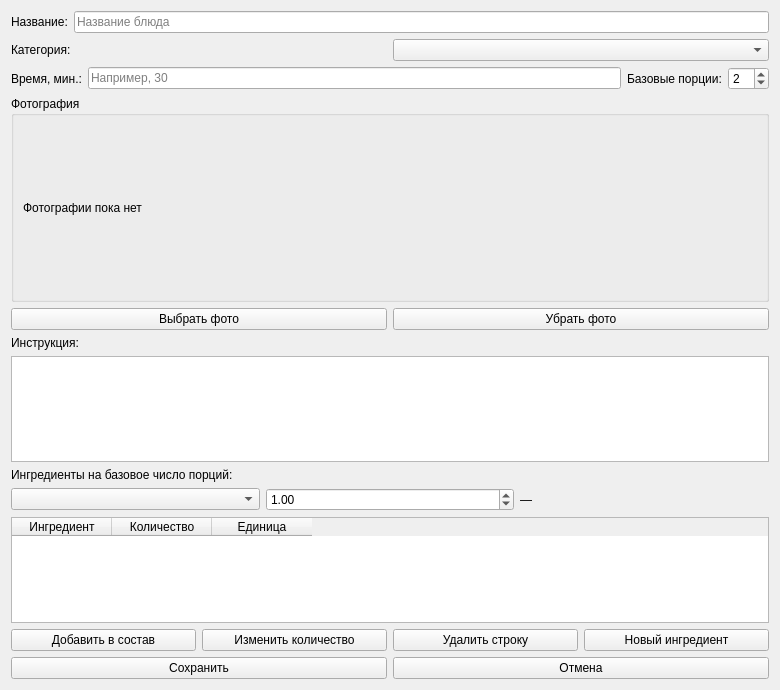
chaykalla2026-lang/what_to_cook_Project, file ui/recipe_editor.ui: the form before one commit.
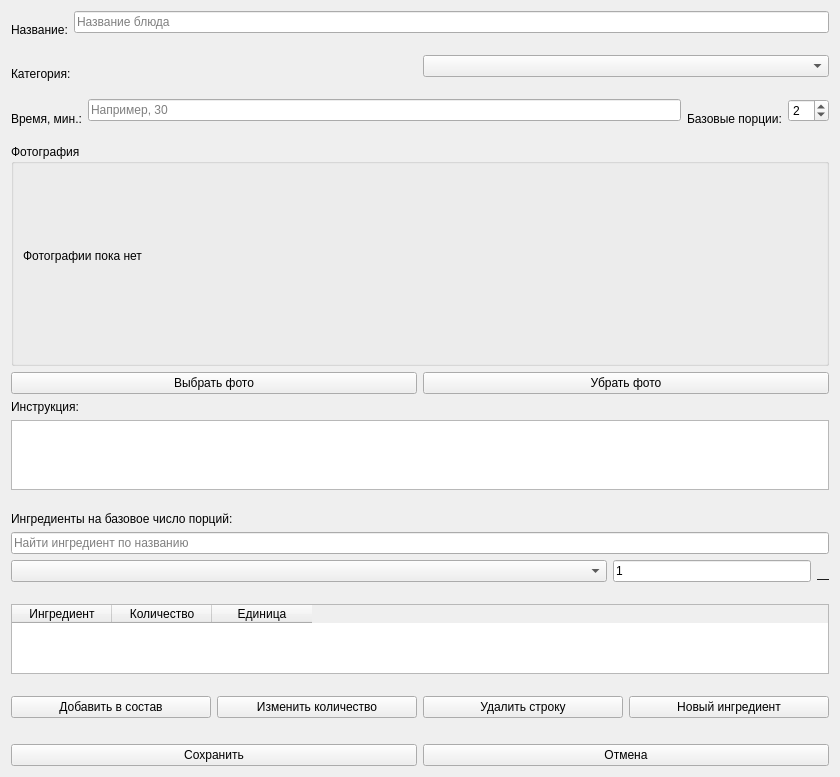
The form after the commit.

```diff
--- a/ui/recipe_editor.ui
+++ b/ui/recipe_editor.ui
@@ -6,8 +6,8 @@
    <rect>
     <x>0</x>
     <y>0</y>
-    <width>780</width>
-    <height>690</height>
+    <width>840</width>
+    <height>760</height>
    </rect>
   </property>
   <property name="windowTitle">
@@ -27,12 +27,29 @@
       </widget>
      </item>
      <item>
+      <layout class="QVBoxLayout" name="nameEditFieldLayout">
+       <property name="spacing">
+        <number>2</number>
+       </property>
+       <item>
       <widget class="QLineEdit" name="nameEdit">
        <property name="placeholderText">
         <string>Название блюда</string>
        </property>
       </widget>
      </item>
+       <item>
+        <widget class="QLabel" name="nameError">
+         <property name="text">
+          <string />
+         </property>
+         <property name="wordWrap">
+          <bool>true</bool>
+         </property>
+        </widget>
+       </item>
+      </layout>
+     </item>
     </layout>
    </item>
    <item>
@@ -48,8 +65,25 @@
       </widget>
      </item>
      <item>
+      <layout class="QVBoxLayout" name="categoryComboFieldLayout">
+       <property name="spacing">
+        <number>2</number>
+       </property>
+       <item>
       <widget class="QComboBox" name="categoryCombo" />
      </item>
+       <item>
+        <widget class="QLabel" name="categoryError">
+         <property name="text">
+          <string />
+         </property>
+         <property name="wordWrap">
+          <bool>true</bool>
+         </property>
+        </widget>
+       </item>
+      </layout>
+     </item>
     </layout>
    </item>
    <item>
@@ -65,6 +99,11 @@
       </widget>
      </item>
      <item>
+      <layout class="QVBoxLayout" name="minutesEditFieldLayout">
+       <property name="spacing">
+        <number>2</number>
+       </property>
+       <item>
       <widget class="QLineEdit" name="minutesEdit">
        <property name="placeholderText">
         <string>Например, 30</string>
@@ -72,6 +111,18 @@
       </widget>
      </item>
      <item>
+        <widget class="QLabel" name="minutesError">
+         <property name="text">
+          <string />
+         </property>
+         <property name="wordWrap">
+          <bool>true</bool>
+         </property>
+        </widget>
+       </item>
+      </layout>
+     </item>
+     <item>
       <widget class="QLabel" name="portionsCaption">
        <property name="text">
         <string>Базовые порции:</string>
@@ -82,6 +133,11 @@
       </widget>
      </item>
      <item>
+      <layout class="QVBoxLayout" name="portionsSpinFieldLayout">
+       <property name="spacing">
+        <number>2</number>
+       </property>
+       <item>
       <widget class="QSpinBox" name="portionsSpin">
        <property name="minimum">
         <number>1</number>
@@ -94,6 +150,18 @@
        </property>
       </widget>
      </item>
+       <item>
+        <widget class="QLabel" name="portionsError">
+         <property name="text">
+          <string />
+         </property>
+         <property name="wordWrap">
+          <bool>true</bool>
+         </property>
+        </widget>
+       </item>
+      </layout>
+     </item>
     </layout>
    </item>
    <item>
@@ -103,6 +171,11 @@
      </property>
      <layout class="QVBoxLayout" name="layout25">
       <item>
+       <layout class="QVBoxLayout" name="editorPhotoGroupLabelFieldLayout">
+        <property name="spacing">
+         <number>2</number>
+        </property>
+        <item>
        <widget class="QLabel" name="editorPhotoGroupLabel">
         <property name="text">
          <string>Фотографии пока нет</string>
@@ -110,7 +183,25 @@
         <property name="wordWrap">
          <bool>true</bool>
         </property>
-       <property name="minimumSize"><size><width>0</width><height>165</height></size></property></widget>
+          <property name="minimumSize">
+           <size>
+            <width>0</width>
+            <height>165</height>
+           </size>
+          </property>
+         </widget>
+        </item>
+        <item>
+         <widget class="QLabel" name="photoError">
+          <property name="text">
+           <string />
+          </property>
+          <property name="wordWrap">
+           <bool>true</bool>
+          </property>
+         </widget>
+        </item>
+       </layout>
       </item>
      </layout>
     </widget>
@@ -150,9 +241,26 @@
     </widget>
    </item>
    <item>
+    <layout class="QVBoxLayout" name="instructionsEditFieldLayout">
+     <property name="spacing">
+      <number>2</number>
+     </property>
+     <item>
     <widget class="QTextEdit" name="instructionsEdit" />
    </item>
    <item>
+      <widget class="QLabel" name="instructionsError">
+       <property name="text">
+        <string />
+       </property>
+       <property name="wordWrap">
+        <bool>true</bool>
+       </property>
+      </widget>
+     </item>
+    </layout>
+   </item>
+   <item>
     <widget class="QLabel" name="compositionCaption">
      <property name="text">
       <string>Ингредиенты на базовое число порций:</string>
@@ -162,7 +270,77 @@
      </property>
     </widget>
    </item>
-   <item><layout class="QHBoxLayout" name="ingredientInputLayout"><item><widget class="QComboBox" name="ingredientCombo" /></item><item><widget class="QDoubleSpinBox" name="amountSpin"><property name="minimum"><double>0.01</double></property><property name="maximum"><double>999999.99</double></property><property name="value"><double>1.00</double></property><property name="decimals"><number>2</number></property></widget></item><item><widget class="QLabel" name="amountUnitLabel"><property name="text"><string>—</string></property></widget></item></layout></item><item>
+   <item>
+    <widget class="QLineEdit" name="ingredientSearch">
+     <property name="placeholderText">
+      <string>Найти ингредиент по названию</string>
+     </property>
+    </widget>
+   </item>
+   <item>
+    <layout class="QHBoxLayout" name="ingredientInputLayout" stretch="3,1,0">
+     <item>
+      <layout class="QVBoxLayout" name="ingredientComboFieldLayout">
+       <property name="spacing">
+        <number>2</number>
+       </property>
+       <item>
+        <widget class="QComboBox" name="ingredientCombo" />
+       </item>
+       <item>
+        <widget class="QLabel" name="ingredientError">
+         <property name="text">
+          <string />
+         </property>
+         <property name="wordWrap">
+          <bool>true</bool>
+         </property>
+        </widget>
+       </item>
+      </layout>
+     </item>
+     <item>
+      <layout class="QVBoxLayout" name="amountEditFieldLayout">
+       <property name="spacing">
+        <number>2</number>
+       </property>
+       <item>
+        <widget class="QLineEdit" name="amountEdit">
+         <property name="text">
+          <string>1</string>
+         </property>
+         <property name="placeholderText">
+          <string>Количество</string>
+         </property>
+        </widget>
+       </item>
+       <item>
+        <widget class="QLabel" name="amountError">
+         <property name="text">
+          <string />
+         </property>
+         <property name="wordWrap">
+          <bool>true</bool>
+         </property>
+        </widget>
+       </item>
+      </layout>
+     </item>
+     <item>
+      <widget class="QLabel" name="amountUnitLabel">
+       <property name="text">
+        <string>—</string>
+       </property>
+      </widget>
+     </item>
+    </layout>
+   </item>
+   <item>
+    <layout class="QVBoxLayout" name="ingredientsTableFieldLayout">
+     <property name="spacing">
+      <number>2</number>
+     </property>
+     <item>
     <widget class="QTableWidget" name="ingredientsTable">
      <property name="editTriggers">
       <enum>QAbstractItemView::NoEditTriggers</enum>
@@ -194,7 +372,22 @@
        <string>Единица</string>
       </property>
      </column>
-    <attribute name="horizontalHeaderMinimumSectionSize"><number>100</number></attribute></widget>
+       <attribute name="horizontalHeaderMinimumSectionSize">
+        <number>100</number>
+       </attribute>
+      </widget>
+     </item>
+     <item>
+      <widget class="QLabel" name="compositionError">
+       <property name="text">
+        <string />
+       </property>
+       <property name="wordWrap">
+        <bool>true</bool>
+       </property>
+      </widget>
+     </item>
+    </layout>
    </item>
    <item>
     <layout class="QHBoxLayout" name="layout27">
@@ -224,6 +417,16 @@
      </item>
     </layout>
    </item>
+   <item>
+    <widget class="QLabel" name="formErrorLabel">
+     <property name="text">
+      <string />
+     </property>
+     <property name="wordWrap">
+      <bool>true</bool>
+     </property>
+    </widget>
+   </item>
    <item>
     <layout class="QHBoxLayout" name="layout28">
      <item>
```
Left out of the diff: 14 changed lines with no effect on the pictures. Lines whose indentation alone changed are shown as unchanged.
